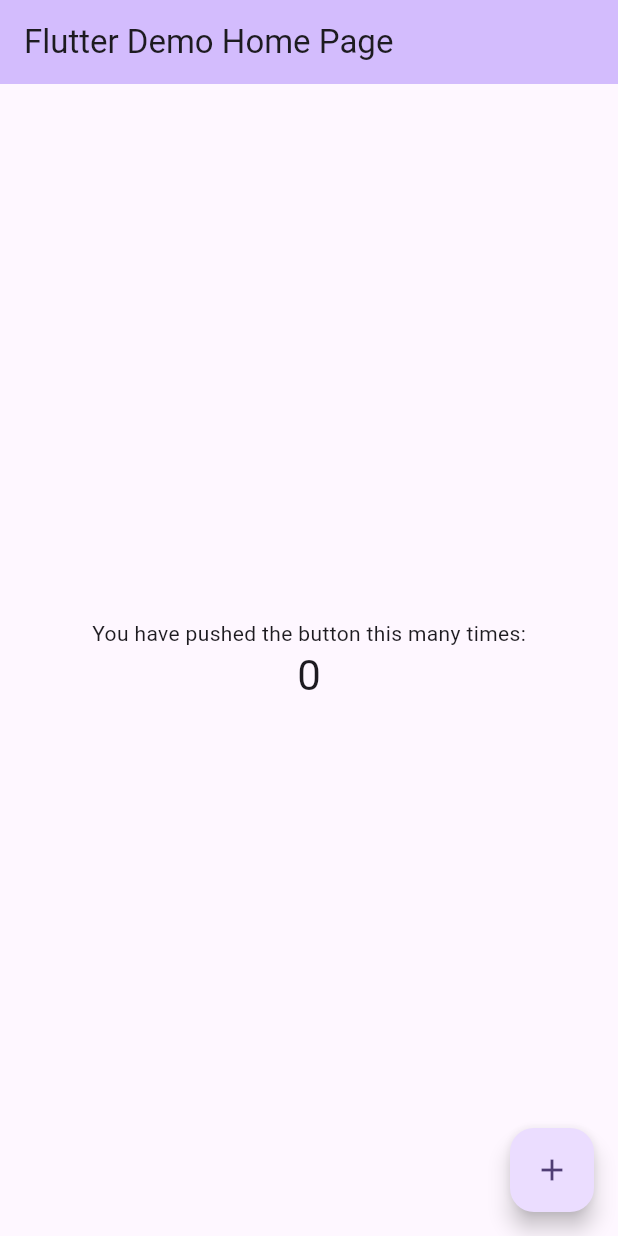
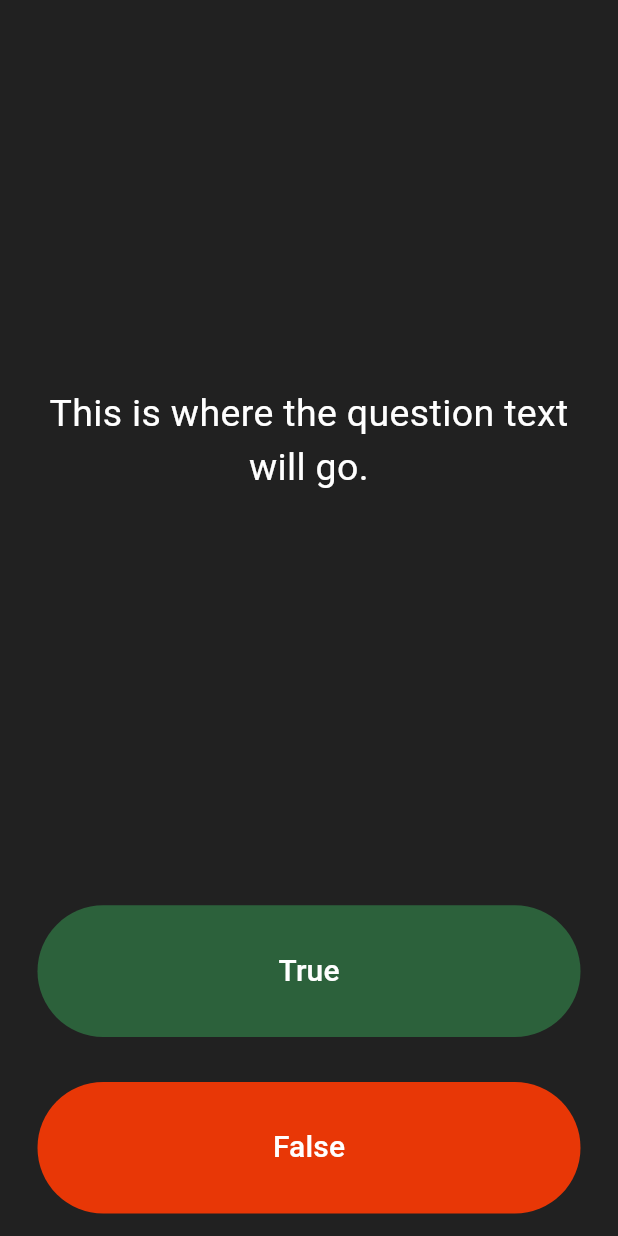
Before and after one commit to Aleks512/mobile-quizz, a Flutter app: the screen it shows after launch, on a phone screen of 412 x 824 dp. Run offline on Flutter 3.47's test engine with Material 3 defaults, Android fonts, the phone set to English and light mode, and no system bars.

Commit message:
interface initialize

```diff
--- a/lib/main.dart
+++ b/lib/main.dart
@@ -1,125 +1,105 @@
 import 'package:flutter/material.dart';
 
-void main() {
-  runApp(const MyApp());
-}
+void main() => runApp(const Quizzler());
 
-class MyApp extends StatelessWidget {
-  const MyApp({super.key});
+class Quizzler extends StatelessWidget {
+  const Quizzler({super.key});
 
-  // This widget is the root of your application.
   @override
   Widget build(BuildContext context) {
     return MaterialApp(
-      title: 'Flutter Demo',
-      theme: ThemeData(
-        // This is the theme of your application.
-        //
-        // TRY THIS: Try running your application with "flutter run". You'll see
-        // the application has a purple toolbar. Then, without quitting the app,
-        // try changing the seedColor in the colorScheme below to Colors.green
-        // and then invoke "hot reload" (save your changes or press the "hot
-        // reload" button in a Flutter-supported IDE, or press "r" if you used
-        // the command line to start the app).
-        //
-        // Notice that the counter didn't reset back to zero; the application
-        // state is not lost during the reload. To reset the state, use hot
-        // restart instead.
-        //
-        // This works for code too, not just values: Most code changes can be
-        // tested with just a hot reload.
-        colorScheme: ColorScheme.fromSeed(seedColor: Colors.deepPurple),
-        useMaterial3: true,
+      debugShowCheckedModeBanner: false,
+      home: Scaffold(
+        backgroundColor: Colors.grey.shade900,
+        body: const SafeArea(
+          child: Padding(
+            padding: EdgeInsets.symmetric(horizontal: 10.0),
+            child: QuizPage(),
+          ),
+        ),
       ),
-      home: const MyHomePage(title: 'Flutter Demo Home Page'),
     );
   }
 }
 
-class MyHomePage extends StatefulWidget {
-  const MyHomePage({super.key, required this.title});
-
-  // This widget is the home page of your application. It is stateful, meaning
-  // that it has a State object (defined below) that contains fields that affect
-  // how it looks.
-
-  // This class is the configuration for the state. It holds the values (in this
-  // case the title) provided by the parent (in this case the App widget) and
-  // used by the build method of the State. Fields in a Widget subclass are
-  // always marked "final".
-
-  final String title;
+class QuizPage extends StatefulWidget {
+  const QuizPage({super.key});
 
   @override
-  State<MyHomePage> createState() => _MyHomePageState();
+  _QuizPageState createState() => _QuizPageState();
 }
 
-class _MyHomePageState extends State<MyHomePage> {
-  int _counter = 0;
-
-  void _incrementCounter() {
-    setState(() {
-      // This call to setState tells the Flutter framework that something has
-      // changed in this State, which causes it to rerun the build method below
-      // so that the display can reflect the updated values. If we changed
-      // _counter without calling setState(), then the build method would not be
-      // called again, and so nothing would appear to happen.
-      _counter++;
-    });
-  }
-
+class _QuizPageState extends State<QuizPage> {
   @override
   Widget build(BuildContext context) {
-    // This method is rerun every time setState is called, for instance as done
-    // by the _incrementCounter method above.
-    //
-    // The Flutter framework has been optimized to make rerunning build methods
-    // fast, so that you can just rebuild anything that needs updating rather
-    // than having to individually change instances of widgets.
-    return Scaffold(
-      appBar: AppBar(
-        // TRY THIS: Try changing the color here to a specific color (to
-        // Colors.amber, perhaps?) and trigger a hot reload to see the AppBar
-        // change color while the other colors stay the same.
-        backgroundColor: Theme.of(context).colorScheme.inversePrimary,
-        // Here we take the value from the MyHomePage object that was created by
-        // the App.build method, and use it to set our appbar title.
-        title: Text(widget.title),
-      ),
-      body: Center(
-        // Center is a layout widget. It takes a single child and positions it
-        // in the middle of the parent.
-        child: Column(
-          // Column is also a layout widget. It takes a list of children and
-          // arranges them vertically. By default, it sizes itself to fit its
-          // children horizontally, and tries to be as tall as its parent.
-          //
-          // Column has various properties to control how it sizes itself and
-          // how it positions its children. Here we use mainAxisAlignment to
-          // center the children vertically; the main axis here is the vertical
-          // axis because Columns are vertical (the cross axis would be
-          // horizontal).
-          //
-          // TRY THIS: Invoke "debug painting" (choose the "Toggle Debug Paint"
-          // action in the IDE, or press "p" in the console), to see the
-          // wireframe for each widget.
-          mainAxisAlignment: MainAxisAlignment.center,
-          children: <Widget>[
-            const Text(
-              'You have pushed the button this many times:',
+    return Column(
+      mainAxisAlignment: MainAxisAlignment.spaceBetween,
+      crossAxisAlignment: CrossAxisAlignment.stretch,
+      children: <Widget>[
+        const Expanded(
+          flex: 5,
+          child: Padding(
+            padding: EdgeInsets.all(10.0),
+            child: Center(
+              child: Text(
+                'This is where the question text will go.',
+                textAlign: TextAlign.center,
+                style: TextStyle(
+                  fontSize: 25.0,
+                  color: Colors.white,
+                ),
+              ),
             ),
-            Text(
-              '$_counter',
-              style: Theme.of(context).textTheme.headlineMedium,
+          ),
+        ),
+        Expanded(
+          child: Padding(
+            padding: const EdgeInsets.all(15.0),
+            child: TextButton(
+              style: TextButton.styleFrom(
+                backgroundColor: Color.fromARGB(255, 44, 97, 59),
+              ),
+              child: const Text(
+                'True',
+                style: TextStyle(
+                  color: Colors.white,
+                  fontSize: 20.0,
+                ),
+              ),
+              onPressed: () {
+                //The user picked true.
+              },
             ),
-          ],
+          ),
         ),
-      ),
-      floatingActionButton: FloatingActionButton(
-        onPressed: _incrementCounter,
-        tooltip: 'Increment',
-        child: const Icon(Icons.add),
-      ), // This trailing comma makes auto-formatting nicer for build methods.
+        Expanded(
+          child: Padding(
+            padding: const EdgeInsets.all(15.0),
+            child: TextButton(
+              style: TextButton.styleFrom(
+                backgroundColor: Color.fromARGB(255, 232, 55, 6),
+              ),
+              child: const Text(
+                'False',
+                style: TextStyle(
+                  fontSize: 20.0,
+                  color: Colors.white,
+                ),
+              ),
+              onPressed: () {
+                //The user picked false.
+              },
+            ),
+          ),
+        ),
+        //TODO: Add a Row here as your score keeper
+      ],
     );
   }
 }
+
+/*
+question1: 'You can lead a cow down stairs but not up stairs.', false,
+question2: 'Approximately one quarter of human bones are in the feet.', true,
+question3: 'A slug\'s blood is green.', true,
+*/
```
Also changed, not shown: 1 other file.
